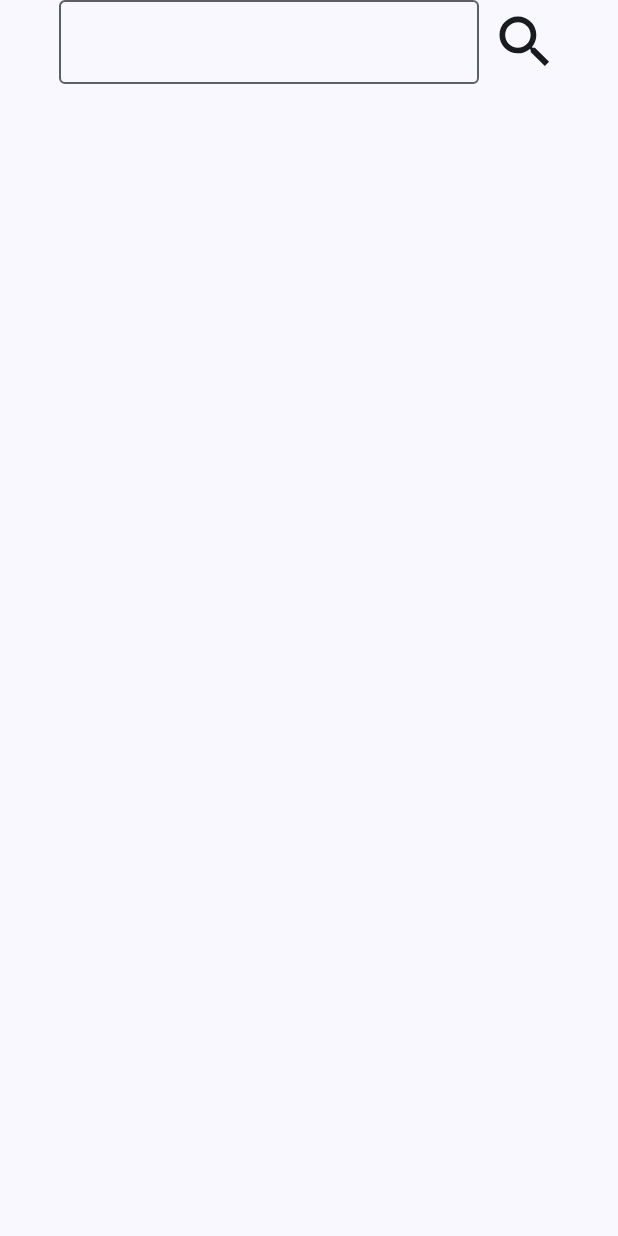
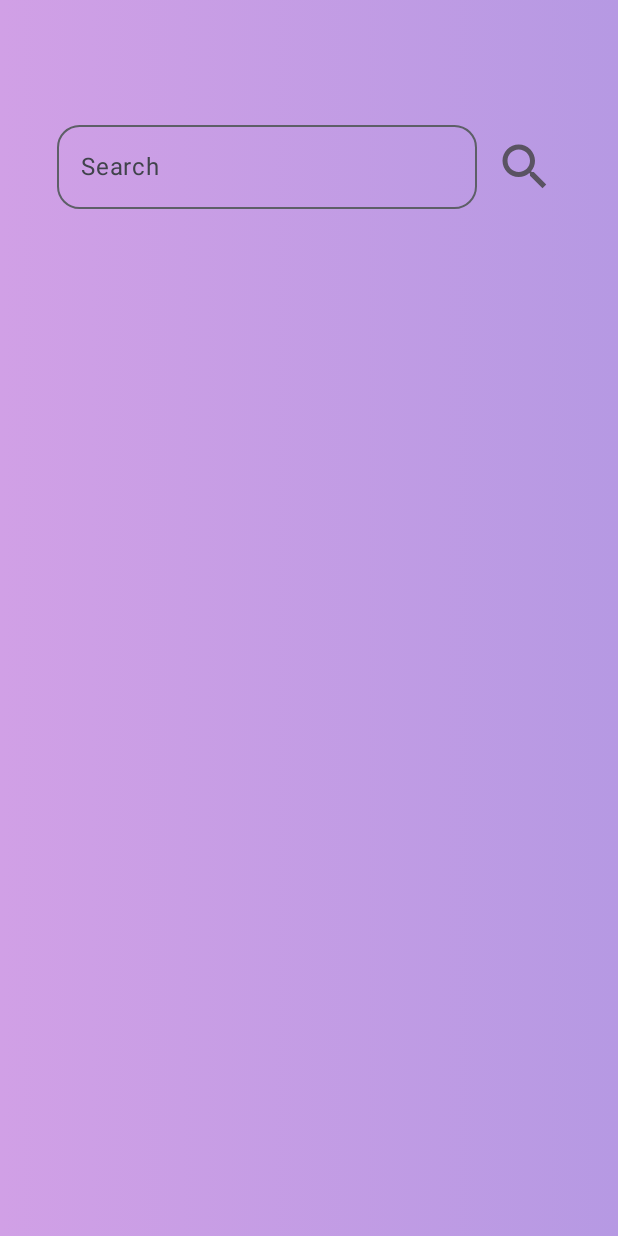
Before and after one commit to aryan-jha/WeatherApp, an Android app built with Jetpack Compose: the screen it shows after launch (MainActivity), on a phone screen of 412 x 824 dp. Before the commit the screen is almost empty. Run offline under Robolectric (Android 15) with nearby library versions, the phone set to English and light mode, and no system bars; our stand-ins replace livedata-compose.

Commit message:
Fixed the UI of the app

```diff
--- a/app/build.gradle.kts
+++ b/app/build.gradle.kts
@@ -1,6 +1,7 @@
 plugins {
     alias(libs.plugins.android.application)
     alias(libs.plugins.jetbrains.kotlin.android)
+    kotlin("plugin.serialization") version "2.0.0"
 }
 
 android {
@@ -71,6 +72,8 @@ dependencies {
     implementation("com.squareup.retrofit2:converter-gson:2.11.0")
     implementation("io.coil-kt:coil-compose:2.7.0")
     implementation("androidx.compose.runtime:runtime-livedata:1.6.8")
+    implementation("androidx.navigation:navigation-compose:2.8.0-beta04")
+    implementation("org.jetbrains.kotlinx:kotlinx-serialization-json:1.6.3")
 
 
 }
--- a/app/src/main/java/com/example/weatherapp/MainActivity.kt
+++ b/app/src/main/java/com/example/weatherapp/MainActivity.kt
@@ -5,14 +5,21 @@ import androidx.activity.ComponentActivity
 import androidx.activity.compose.setContent
 import androidx.activity.enableEdgeToEdge
 import androidx.activity.viewModels
+import androidx.compose.foundation.background
 import androidx.compose.foundation.layout.Box
 import androidx.compose.foundation.layout.fillMaxSize
 import androidx.compose.foundation.layout.padding
 import androidx.compose.material3.Scaffold
 import androidx.compose.ui.Modifier
+import androidx.compose.ui.graphics.Brush
+import androidx.compose.ui.graphics.Color
+import androidx.navigation.compose.NavHost
+import androidx.navigation.compose.composable
+import androidx.navigation.compose.rememberNavController
 import com.example.weatherapp.Domain.ViewModel.WeatherViewModel
 import com.example.weatherapp.Presentation.Screens.SearchScreen
 import com.example.weatherapp.ui.theme.WeatherAppTheme
+import kotlinx.serialization.Serializable
 
 class MainActivity : ComponentActivity() {
 
@@ -25,11 +32,36 @@ class MainActivity : ComponentActivity() {
                 Scaffold(modifier = Modifier.fillMaxSize()) { innerPadding ->
                     Box(modifier = Modifier
                         .fillMaxSize()
-                        .padding(innerPadding)){
-                        SearchScreen(viewModel)
+                        .padding()
+                        .background(brush = gradient)){
+
+                        val navController = rememberNavController()
+
+                        NavHost(navController = navController, startDestination = SplashScreen) {
+                            composable<SplashScreen> {
+                                com.example.weatherapp.Presentation.Screens.SplashScreen(navController)
+                            }
+                            composable<HomeScreen> {
+                                SearchScreen(viewModel = viewModel)
+                            }
+                        }
+
                     }
                 }
             }
         }
     }
 }
+val color1 = Color(0xFFD1A0E6) // RGB(209, 160, 230)
+val color2 = Color(0xFFB699E3) // RGB(182, 153, 227)
+val gradient = Brush.horizontalGradient(
+
+    colors = listOf(color1, color2)
+)
+
+
+@Serializable
+object SplashScreen
+
+@Serializable
+object HomeScreen
--- a/app/src/main/java/com/example/weatherapp/Presentation/Screens/MainScreen.kt
+++ b/app/src/main/java/com/example/weatherapp/Presentation/Screens/MainScreen.kt
@@ -1,17 +1,21 @@
 package com.example.weatherapp.Presentation.Screens
 
-import androidx.compose.foundation.clickable
-import androidx.compose.foundation.layout.Box
+import android.util.Log
+import androidx.compose.foundation.layout.Arrangement
 import androidx.compose.foundation.layout.Column
 import androidx.compose.foundation.layout.Row
 import androidx.compose.foundation.layout.Spacer
 import androidx.compose.foundation.layout.fillMaxSize
+import androidx.compose.foundation.layout.height
+import androidx.compose.foundation.layout.padding
 import androidx.compose.foundation.layout.size
 import androidx.compose.foundation.layout.width
+import androidx.compose.foundation.shape.RoundedCornerShape
 import androidx.compose.material.icons.Icons
 import androidx.compose.material.icons.filled.Search
 import androidx.compose.material3.CircularProgressIndicator
 import androidx.compose.material3.Icon
+import androidx.compose.material3.IconButton
 import androidx.compose.material3.OutlinedTextField
 import androidx.compose.material3.Text
 import androidx.compose.runtime.Composable
@@ -22,52 +26,56 @@ import androidx.compose.runtime.remember
 import androidx.compose.runtime.setValue
 import androidx.compose.ui.Alignment
 import androidx.compose.ui.Modifier
-import androidx.compose.ui.tooling.preview.Preview
+import androidx.compose.ui.graphics.Color
+import androidx.compose.ui.platform.LocalSoftwareKeyboardController
 import androidx.compose.ui.unit.dp
 import com.example.weatherapp.Domain.API.NetworkResponse
 import com.example.weatherapp.Domain.ViewModel.WeatherViewModel
-
 
 @Composable
 fun SearchScreen(viewModel: WeatherViewModel) {
 
     var place by remember { mutableStateOf("") }
+    var keyboardController = LocalSoftwareKeyboardController.current
 
     val weatherResult = viewModel.weatherResult.observeAsState()
 
-    Column (
-        modifier = Modifier.fillMaxSize(),
+    Column(
+        modifier = Modifier
+            .fillMaxSize()
+            .padding(top = 75.dp),
         horizontalAlignment = Alignment.CenterHorizontally
-    ){
+    ) {
 
-        Row {
-            OutlinedTextField(value = place, onValueChange = { place = it })
+        Row() {
+            OutlinedTextField(
+                shape = RoundedCornerShape(15.dp),
+                label = { Text(text = "Search") },
+                value = place,
+                onValueChange = { place = it }
+            )
 
             Spacer(modifier = Modifier.width(8.dp))
 
-            Box(
-                modifier = Modifier
-                    .align(Alignment.CenterVertically)
-                    .clickable {
-                        viewModel.getPlace(place)
-                    }
-            ) {
+            IconButton(onClick = {
+                viewModel.getPlace(place)
+                keyboardController?.hide()
+                                 },
+                modifier = Modifier.padding(top = 12.dp)) {
+                Icon(
+                    modifier = Modifier.size(50.dp),
+                    imageVector = Icons.Default.Search,
+                    contentDescription = "Search",
+                    tint = Color(90, 83, 98)
+                )
+            }
+        }
 
-                    Icon(
-                        modifier = Modifier.size(45.dp),
-                        imageVector = Icons.Default.Search,
-                        contentDescription = "Search"
-                    )
+        Spacer(modifier = Modifier.height(16.dp))
 
-            }
-
-
-
-
-        }
-        when(val result = weatherResult.value){
+        when (val result = weatherResult.value) {
             is NetworkResponse.Success -> {
-                Text(text = result.data.toString())
+                InfoScreen(result.data)
             }
 
             is NetworkResponse.Error -> {
@@ -75,13 +83,12 @@ fun SearchScreen(viewModel: WeatherViewModel) {
             }
 
             is NetworkResponse.Loading -> {
-                CircularProgressIndicator()
+                Log.d("loading", "yes")
+                CircularProgressIndicator(
+                    modifier = Modifier.size(50.dp), strokeWidth = 5.dp, color = Color(223, 202, 241)
+                )
             }
             null -> {}
         }
-
     }
-
-
-
 }
--- /dev/null
+++ b/app/src/main/java/com/example/weatherapp/Presentation/Screens/SplashScreen.kt
@@ -0,0 +1,63 @@
+package com.example.weatherapp.Presentation.Screens
+
+import android.os.Handler
+import android.os.Looper
+import androidx.compose.foundation.Image
+import androidx.compose.foundation.background
+import androidx.compose.foundation.layout.Box
+import androidx.compose.foundation.layout.fillMaxSize
+import androidx.compose.foundation.layout.padding
+import androidx.compose.foundation.layout.size
+import androidx.compose.material3.CircularProgressIndicator
+import androidx.compose.runtime.Composable
+import androidx.compose.ui.Alignment
+import androidx.compose.ui.Modifier
+import androidx.compose.ui.graphics.Color
+import androidx.compose.ui.res.painterResource
+import androidx.compose.ui.unit.dp
+import androidx.navigation.NavHostController
+import com.example.weatherapp.HomeScreen
+import com.example.weatherapp.R
+
+@Composable
+fun SplashScreen(navController: NavHostController) {
+
+
+    Box(
+        modifier = Modifier
+            .fillMaxSize()
+            .background(Color(145, 114, 216))
+    ) {
+
+        Box(
+            modifier = Modifier
+                .fillMaxSize(),
+            contentAlignment = Alignment.Center
+        ) {
+            Image(
+                modifier = Modifier.size(235.dp),
+                painter = painterResource(id = R.drawable.splashicon),
+
+                contentDescription = null
+            )
+        }
+
+        Box(
+            modifier = Modifier
+                .fillMaxSize()
+                .padding(100.dp),
+            contentAlignment = Alignment.BottomCenter
+        ) {
+            CircularProgressIndicator(
+                modifier = Modifier.size(50.dp), strokeWidth = 5.dp, color = Color(223, 202, 241)
+            )
+
+        }
+
+        Handler(Looper.getMainLooper()).postDelayed(Runnable{
+            navController.navigate(HomeScreen)
+        },3500)
+    }
+
+
+}
--- a/app/src/main/java/com/example/weatherapp/ui/theme/Type.kt
+++ b/app/src/main/java/com/example/weatherapp/ui/theme/Type.kt
@@ -9,7 +9,7 @@ import androidx.compose.ui.unit.sp
 // Set of Material typography styles to start with
 val Typography = Typography(
     bodyLarge = TextStyle(
-        fontFamily = FontFamily.Default,
+        fontFamily = FontFamily.SansSerif,
         fontWeight = FontWeight.Normal,
         fontSize = 16.sp,
         lineHeight = 24.sp,
```
Also changed, not shown: app/src/main/java/com/example/weatherapp/Presentation/Screens/InforScreen.kt (added, +222 -0 lines), app/src/main/res/drawable/heatindex.png (added), app/src/main/res/drawable/humidity.png (added), app/src/main/res/drawable/splashicon.png (added), app/src/main/res/drawable/wind.png (added).
